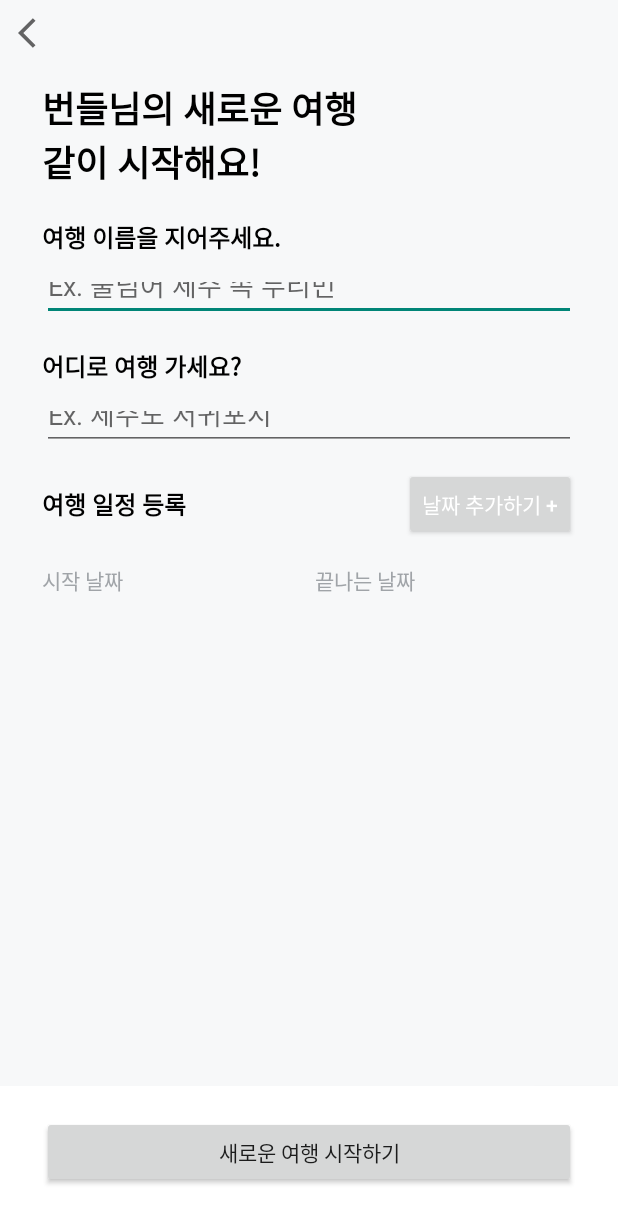
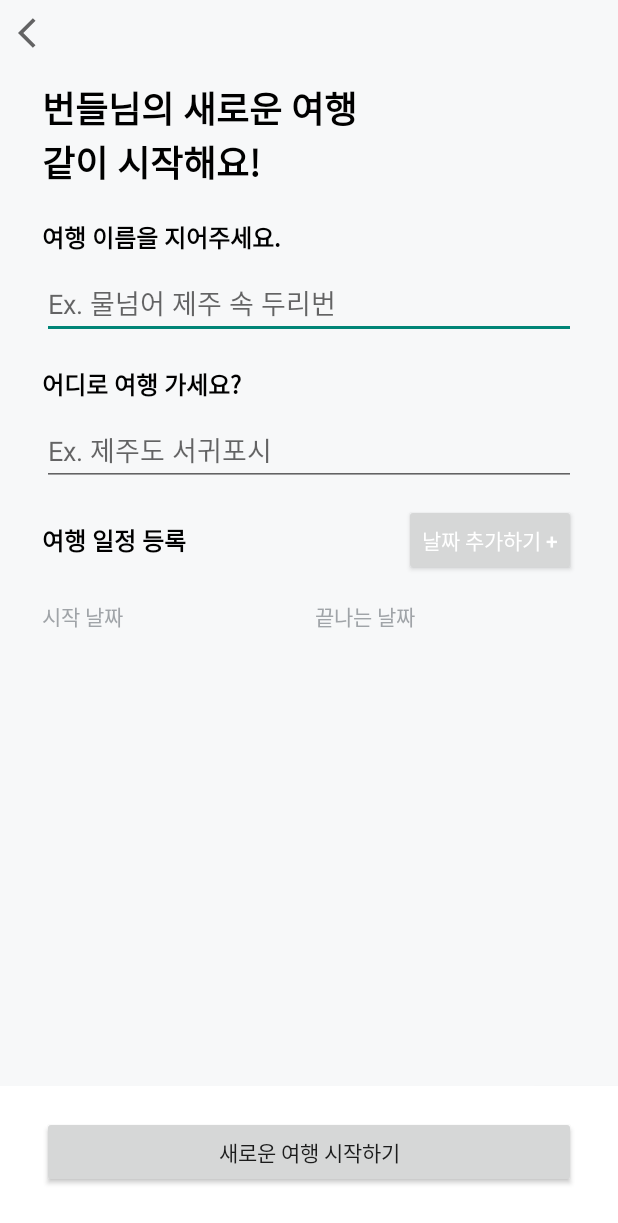
Before and after one commit to TeamDooRiBon/DooRi-Android, an Android app: the screen it shows after launch (AddTravelActivity), on a phone screen of 412 x 824 dp. Shown: the top 1223 px of the screen. Run offline under Robolectric (Android 15) with nearby library versions, the phone set to English and light mode, and no system bars; our stand-ins replace data binding.

Commit message:
[CHORE] #4 - EditText Hint잘리는 것 수정

```diff
--- a/app/src/main/res/layout/activity_new_travel.xml
+++ b/app/src/main/res/layout/activity_new_travel.xml
@@ -52,7 +52,7 @@
         <EditText
             android:id="@+id/et_travel_name"
             android:layout_width="0dp"
-            android:layout_height="36dp"
+            android:layout_height="wrap_content"
             android:layout_marginTop="8dp"
             android:layout_marginEnd="28dp"
             android:hint="@string/over_the_water"
@@ -77,7 +77,7 @@
         <EditText
             android:id="@+id/et_travel_place"
             android:layout_width="0dp"
-            android:layout_height="36dp"
+            android:layout_height="wrap_content"
             android:layout_marginTop="8dp"
             android:layout_marginEnd="28dp"
             android:hint="@string/jeju_seogwipo"
```
